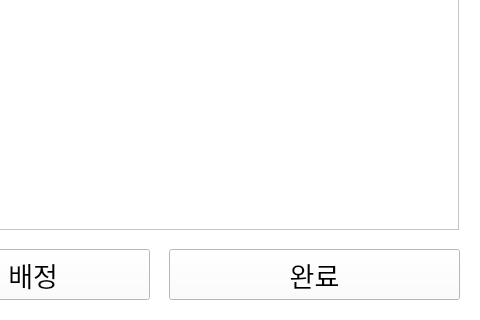
This is gui/odw/odw.ui in addinedu-ros-5th/ros-repo-3 as Qt 5 draws it before an edit; both pictures show x 160 to 640 and y 640 to 960 of the 640 by 960 pixel window. The edited form follows.
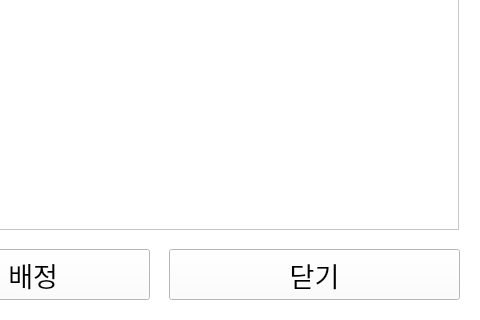
This is the edited form. The open tabs and pages were chosen to show the change. Icons and pictures are not drawn.

Commit message: fix: button name

Diff of the .ui file:
```diff
--- a/gui/odw/odw.ui
+++ b/gui/odw/odw.ui
@@ -380,7 +380,7 @@
       </font>
      </property>
      <property name="text">
-      <string>완료</string>
+      <string>닫기</string>
      </property>
     </widget>
     <widget class="QLabel" name="label_8">
```
Left out of the diff: 2 changed lines with no effect on the pictures. The commit also changes 1 other file.
